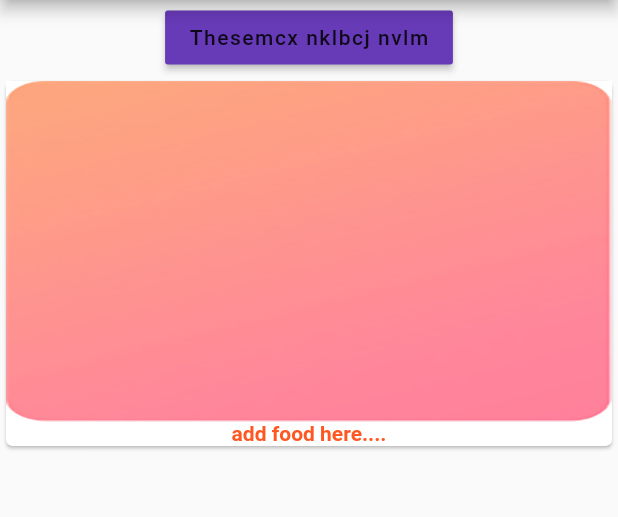
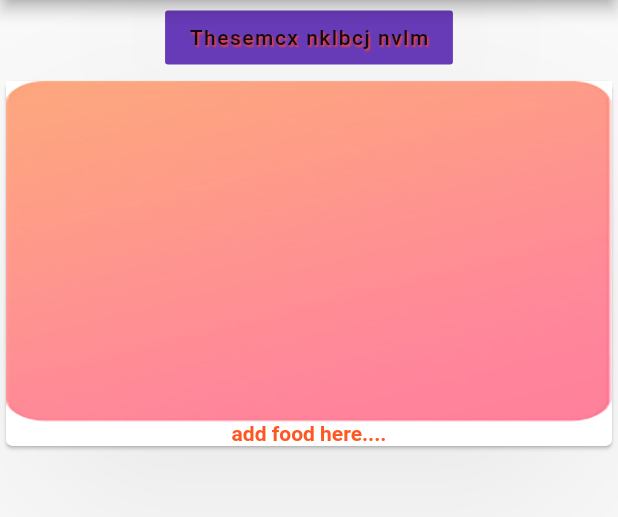
Before and after one commit to companytest1206/flutter_demo, a Flutter app: the screen it shows after launch, on a phone screen of 412 x 824 dp, the part 84-601 px from its top. Run offline on Flutter 3.47's test engine with Material 2 defaults, Android fonts, the phone set to English and light mode, and no system bars.

Commit message:
css change and didupdate

```diff
--- a/lib/products_manager.dart
+++ b/lib/products_manager.dart
@@ -21,6 +21,12 @@ class _PeoductManagerState extends State<PeoductManager> {
   }
 
   @override
+  void didUpdateWidget(PeoductManager oldWidget) {
+    // TODO: implement didUpdateWidget
+    super.didUpdateWidget(oldWidget);
+  }
+
+  @override
   Widget build(BuildContext context) {
     return Column(
       children: [
@@ -29,11 +35,18 @@ class _PeoductManagerState extends State<PeoductManager> {
           padding: EdgeInsets.all(1),
           child: RaisedButton(
             color: Theme.of(context).primaryColor,
+            elevation: 100,
             child: Text(
               'Thesemcx nklbcj nvlm',
-              style: TextStyle(letterSpacing: 1),
-              maxLines: 2,
-              overflow: TextOverflow.ellipsis,
+              style: TextStyle(letterSpacing: 1, shadows: <Shadow>[
+                Shadow(
+                  offset: Offset(1.0, 1.0),
+                  blurRadius: 1.0,
+                  color: Colors.red,
+                )
+              ]),
+              maxLines: 1,
+              overflow: TextOverflow.clip,
               textAlign: TextAlign.justify,
             ),
             onPressed: () {
```
